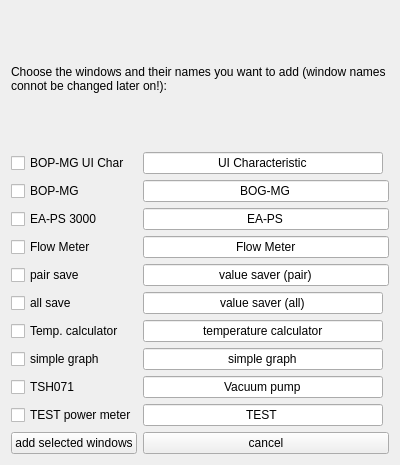
Before: the Qt Designer form windowadderwindow.ui in bchjoerni/mlab, drawn with Qt 5.
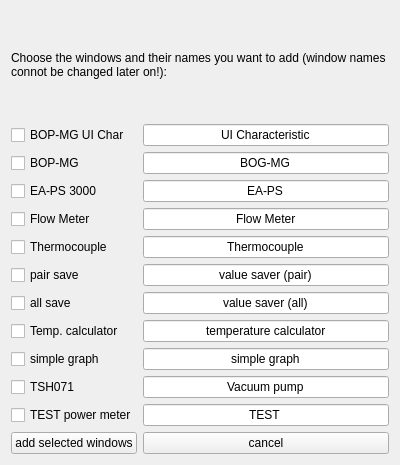
After: the same form once the commit is applied.

The edit to the form file:
```diff
--- a/windowadderwindow.ui
+++ b/windowadderwindow.ui
@@ -31,16 +31,6 @@
      </property>
     </widget>
    </item>
-   <item row="11" column="1">
-    <widget class="QLineEdit" name="txt_simpleGraph">
-     <property name="text">
-      <string>simple graph</string>
-     </property>
-     <property name="alignment">
-      <set>Qt::AlignCenter</set>
-     </property>
-    </widget>
-   </item>
    <item row="10" column="0">
     <widget class="QCheckBox" name="chb_calcTemperature">
      <property name="text">
@@ -48,16 +38,6 @@
      </property>
     </widget>
    </item>
-   <item row="10" column="1">
-    <widget class="QLineEdit" name="txt_calcTemperature">
-     <property name="text">
-      <string>temperature calculator</string>
-     </property>
-     <property name="alignment">
-      <set>Qt::AlignCenter</set>
-     </property>
-    </widget>
-   </item>
    <item row="13" column="0">
     <widget class="QCheckBox" name="chb_powerMeterTest">
      <property name="text">
@@ -65,16 +45,6 @@
      </property>
     </widget>
    </item>
-   <item row="13" column="1">
-    <widget class="QLineEdit" name="txt_test">
-     <property name="text">
-      <string>TEST</string>
-     </property>
-     <property name="alignment">
-      <set>Qt::AlignCenter</set>
-     </property>
-    </widget>
-   </item>
    <item row="5" column="0">
     <widget class="QCheckBox" name="chb_eaps">
      <property name="text">
@@ -164,16 +134,6 @@
      </property>
     </widget>
    </item>
-   <item row="1" column="1">
-    <widget class="QLineEdit" name="txt_bopmgUIChar">
-     <property name="text">
-      <string>UI Characteristic</string>
-     </property>
-     <property name="alignment">
-      <set>Qt::AlignCenter</set>
-     </property>
-    </widget>
-   </item>
    <item row="8" column="0">
     <widget class="QCheckBox" name="chb_pairSave">
      <property name="text">
@@ -181,16 +141,6 @@
      </property>
     </widget>
    </item>
-   <item row="9" column="1">
-    <widget class="QLineEdit" name="txt_allSave">
-     <property name="text">
-      <string>value saver (all)</string>
-     </property>
-     <property name="alignment">
-      <set>Qt::AlignCenter</set>
-     </property>
-    </widget>
-   </item>
    <item row="12" column="0">
     <widget class="QCheckBox" name="chb_tsh071">
      <property name="text">
@@ -198,7 +148,64 @@
      </property>
     </widget>
    </item>
-   <item row="12" column="1">
+   <item row="7" column="0">
+    <widget class="QCheckBox" name="chb_thermocouple">
+     <property name="text">
+      <string>Thermocouple</string>
+     </property>
+    </widget>
+   </item>
+   <item row="1" column="1" colspan="2">
+    <widget class="QLineEdit" name="txt_bopmgUIChar">
+     <property name="text">
+      <string>UI Characteristic</string>
+     </property>
+     <property name="alignment">
+      <set>Qt::AlignCenter</set>
+     </property>
+    </widget>
+   </item>
+   <item row="7" column="1" colspan="2">
+    <widget class="QLineEdit" name="txt_thermocouple">
+     <property name="text">
+      <string>Thermocouple</string>
+     </property>
+     <property name="alignment">
+      <set>Qt::AlignCenter</set>
+     </property>
+    </widget>
+   </item>
+   <item row="9" column="1" colspan="2">
+    <widget class="QLineEdit" name="txt_allSave">
+     <property name="text">
+      <string>value saver (all)</string>
+     </property>
+     <property name="alignment">
+      <set>Qt::AlignCenter</set>
+     </property>
+    </widget>
+   </item>
+   <item row="10" column="1" colspan="2">
+    <widget class="QLineEdit" name="txt_calcTemperature">
+     <property name="text">
+      <string>temperature calculator</string>
+     </property>
+     <property name="alignment">
+      <set>Qt::AlignCenter</set>
+     </property>
+    </widget>
+   </item>
+   <item row="11" column="1" colspan="2">
+    <widget class="QLineEdit" name="txt_simpleGraph">
+     <property name="text">
+      <string>simple graph</string>
+     </property>
+     <property name="alignment">
+      <set>Qt::AlignCenter</set>
+     </property>
+    </widget>
+   </item>
+   <item row="12" column="1" colspan="2">
     <widget class="QLineEdit" name="txt_tsh071">
      <property name="text">
       <string>Vacuum pump</string>
@@ -208,6 +215,16 @@
      </property>
     </widget>
    </item>
+   <item row="13" column="1" colspan="2">
+    <widget class="QLineEdit" name="txt_test">
+     <property name="text">
+      <string>TEST</string>
+     </property>
+     <property name="alignment">
+      <set>Qt::AlignCenter</set>
+     </property>
+    </widget>
+   </item>
   </layout>
  </widget>
  <resources/>
```
